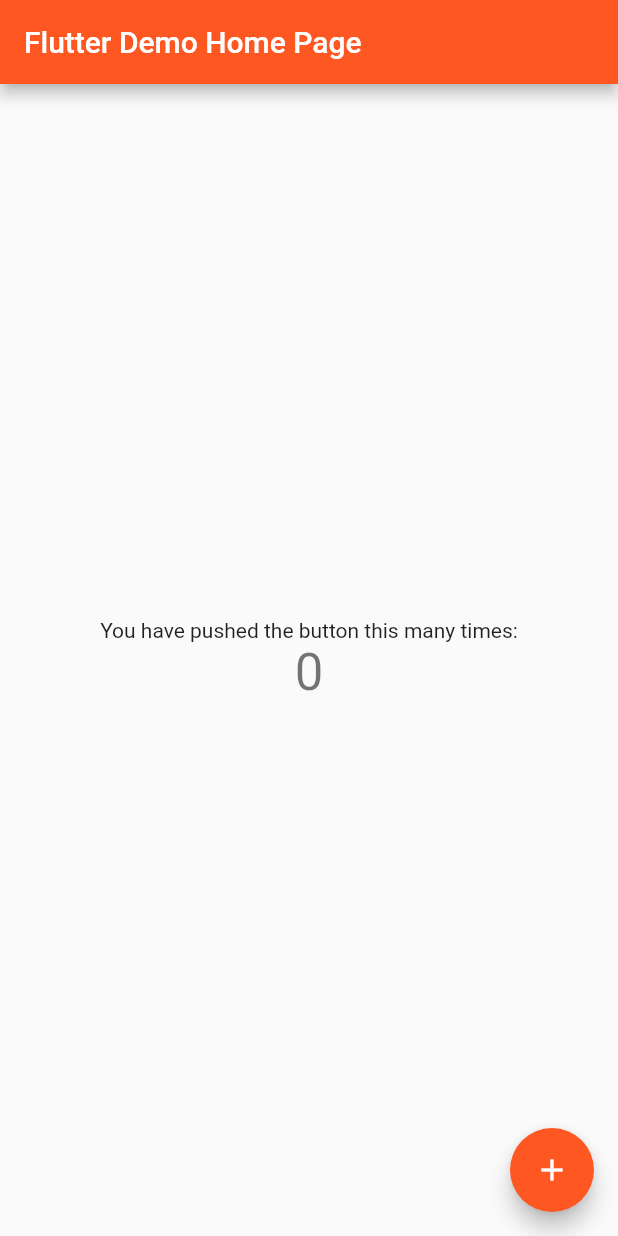
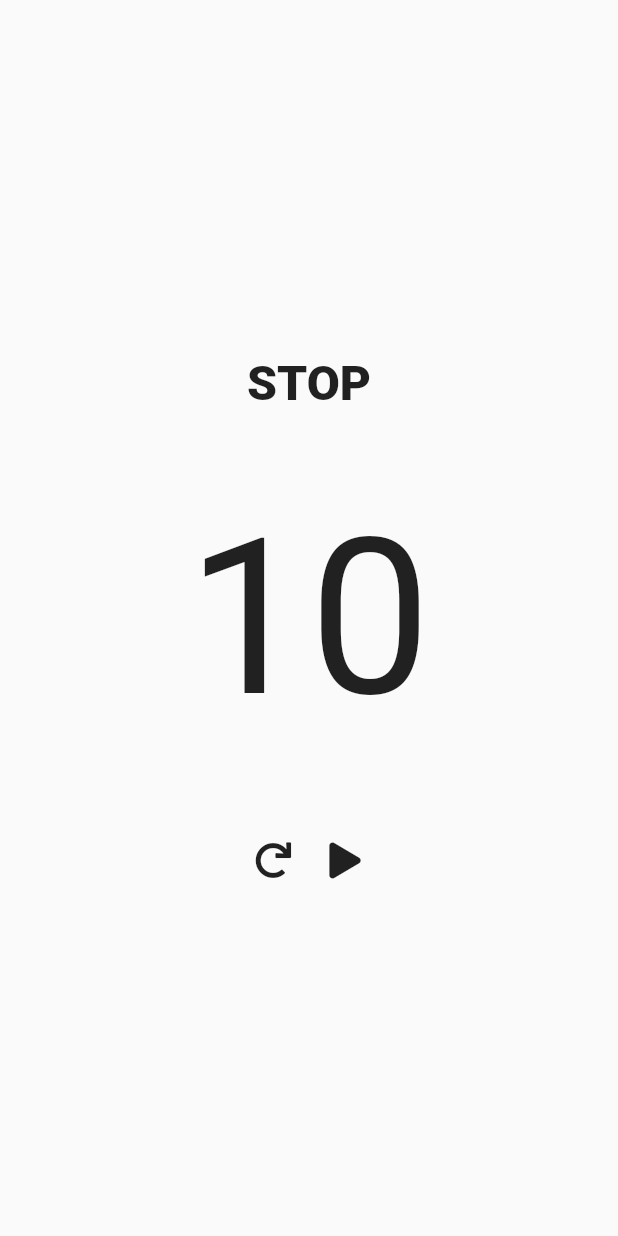
Before and after one commit to mayace/workout_routines, a Flutter app: the screen it shows after launch, on a phone screen of 412 x 824 dp. Run offline on Flutter 3.47's test engine with Material 2 defaults, Android fonts, the phone set to English and light mode, and no system bars; our stand-ins replace font_awesome_flutter; missing offline and left inert: flutter_beep.

Commit message:
agrega funcion basica de countdown

```diff
--- /dev/null
+++ b/lib/components/MyTimer.dart
@@ -0,0 +1,24 @@
+import 'dart:async';
+
+import 'package:flutter/cupertino.dart';
+import 'package:flutter/material.dart';
+
+class MyTimer extends StatelessWidget {
+  final int time;
+  final Color color;
+
+  MyTimer({Key key, this.time = 0, this.color = Colors.transparent})
+      : super(key: key);
+
+  @override
+  Widget build(BuildContext context) {
+    return Container(
+        padding: EdgeInsets.all(12),
+        color: this.color,
+        alignment: Alignment.center,
+        child: Text(
+          "$time",
+          style: TextStyle(fontSize: 145),
+        ));
+  }
+}
--- a/lib/main.dart
+++ b/lib/main.dart
@@ -1,4 +1,9 @@
+import 'dart:async';
+
 import 'package:flutter/material.dart';
+import 'package:flutter_beep/flutter_beep.dart';
+import 'package:font_awesome_flutter/font_awesome_flutter.dart';
+import 'package:workout_routines/components/MyTimer.dart';
 
 void main() {
   runApp(MyApp());
@@ -41,62 +46,91 @@ class MyHomePage extends StatefulWidget {
 }
 
 class _MyHomePageState extends State<MyHomePage> {
-  int _counter = 0;
+  var time = 10;
+  var playing = false;
 
-  void _incrementCounter() {
+  Timer timeout;
+
+  String get estadoActual => this.playing ? "playing" : "stop";
+
+  void _minusOne() {
+    final newVal = this.time - 1;
+
+    if (newVal > 0) {
       setState(() {
-      // This call to setState tells the Flutter framework that something has
-      // changed in this State, which causes it to rerun the build method below
-      // so that the display can reflect the updated values. If we changed
-      // _counter without calling setState(), then the build method would not be
-      // called again, and so nothing would appear to happen.
-      _counter++;
+        this.time = newVal;
       });
+      this.timeout = Timer(Duration(seconds: 1), this._minusOne);
+    } else if (newVal == 0) {
+      setState(() {
+        this.playing = false;
+        this.time = 0;
+      });
+    }
   }
 
   @override
   Widget build(BuildContext context) {
     return Scaffold(
-      appBar: AppBar(
-        // Here we take the value from the MyHomePage object that was created by
-        // the App.build method, and use it to set our appbar title.
-        title: Text(widget.title),
-      ),
-      body: Center(
-        // Center is a layout widget. It takes a single child and positions it
-        // in the middle of the parent.
+        body: Container(
       child: Column(
-          // Column is also a layout widget. It takes a list of children and
-          // arranges them vertically. By default, it sizes itself to fit its
-          // children horizontally, and tries to be as tall as its parent.
-          //
-          // Invoke "debug painting" (press "p" in the console, choose the
-          // "Toggle Debug Paint" action from the Flutter Inspector in Android
-          // Studio, or the "Toggle Debug Paint" command in Visual Studio Code)
-          // to see the wireframe for each widget.
-          //
-          // Column has various properties to control how it sizes itself and
-          // how it positions its children. Here we use mainAxisAlignment to
-          // center the children vertically; the main axis here is the vertical
-          // axis because Columns are vertical (the cross axis would be
-          // horizontal).
+        children: [
+          Expanded(
+              child: Align(
+            alignment: Alignment.bottomCenter,
+            child: Row(
               mainAxisAlignment: MainAxisAlignment.center,
-          children: <Widget>[
+              children: [
                 Text(
-              'You have pushed the button this many times:',
-            ),
-            Text(
-              '$_counter',
-              style: Theme.of(context).textTheme.headline4,
-            ),
+                  "$estadoActual".toUpperCase(),
+                  style: TextStyle(fontSize: 32, fontWeight: FontWeight.w900),
+                )
               ],
             ),
+          )),
+          Expanded(
+              child: MyTimer(
+            time: this.time,
+          )),
+          Expanded(
+              child: Align(
+                  alignment: Alignment.topCenter,
+                  child: Row(
+                    mainAxisAlignment: MainAxisAlignment.center,
+                    children: [
+                      IconButton(
+                        onPressed: () {
+                          setState(() {
+                            this.time = 10;
+                          });
+                        },
+                        icon: Icon(FontAwesomeIcons.redo),
                       ),
-      floatingActionButton: FloatingActionButton(
-        onPressed: _incrementCounter,
-        tooltip: 'Increment',
-        child: Icon(Icons.add),
-      ), // This trailing comma makes auto-formatting nicer for build methods.
-    );
+                      IconButton(
+                        onPressed: () {
+                          final newVal = !this.playing;
+
+                          if (this.time > 0) {
+                            if (newVal) {
+                              this.timeout =
+                                  Timer(Duration(seconds: 1), this._minusOne);
+                            } else {
+                              if (this.timeout != null) this.timeout.cancel();
+                            }
+
+                            setState(() {
+                              this.playing = newVal;
+                            });
+                          }
+                        },
+                        icon: Icon(this.playing
+                            ? FontAwesomeIcons.pause
+                            : FontAwesomeIcons.play),
+                      )
+                    ],
+                  ))),
+        ],
+      ),
+    ));
   }
 }
--- a/pubspec.yaml
+++ b/pubspec.yaml
@@ -23,6 +23,9 @@ environment:
 dependencies:
   flutter:
     sdk: flutter
+
+  flutter_beep:
+  font_awesome_flutter:
 
 
   # The following adds the Cupertino Icons font to your application.
```
Also changed, not shown: lib/home.dart (added), pubspec.lock. Lines whose indentation alone changed are shown as unchanged.
